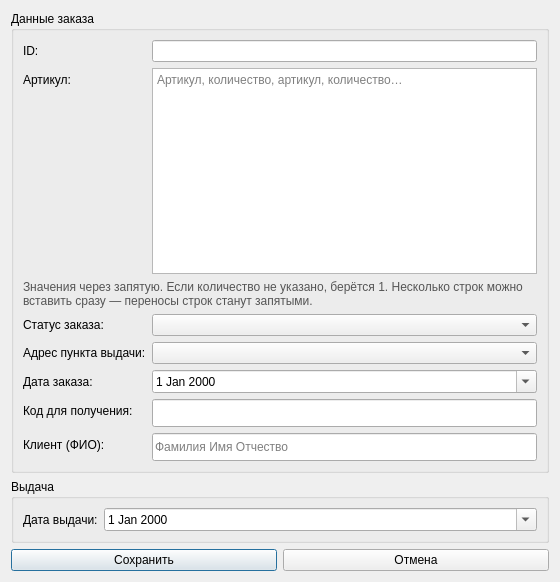
Old version of the form UI/order_form.ui in the repository Oxxy63m/demka2.
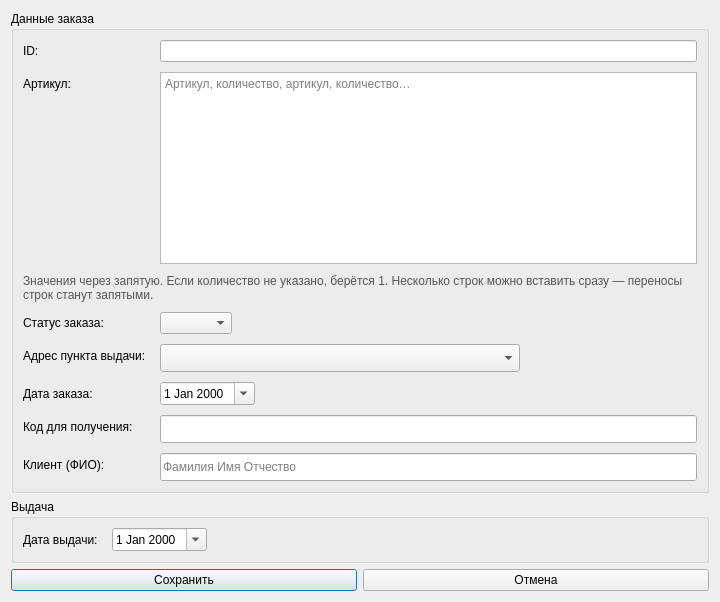
New version of the form.

```diff
--- a/UI/order_form.ui
+++ b/UI/order_form.ui
@@ -4,12 +4,20 @@
  <class>OrderEditWindow</class>
  <widget class="QDialog" name="OrderEditWindow">
   <property name="windowTitle"><string>Заказ</string></property>
-  <property name="minimumSize"><size><width>560</width><height>480</height></size></property>
+  <property name="minimumSize"><size><width>720</width><height>580</height></size></property>
   <layout class="QVBoxLayout" name="verticalLayout">
    <item>
     <widget class="QGroupBox" name="left_group">
      <property name="title"><string>Данные заказа</string></property>
      <layout class="QFormLayout" name="formLayout">
+      <property name="horizontalSpacing"><number>14</number></property>
+      <property name="verticalSpacing"><number>10</number></property>
+      <property name="fieldGrowthPolicy">
+       <enum>QFormLayout::FieldGrowthPolicy::ExpandingFieldsGrow</enum>
+      </property>
+      <property name="labelAlignment">
+       <set>Qt::AlignmentFlag::AlignLeft</set>
+      </property>
       <item row="0" column="0"><widget class="QLabel" name="lbl_id"><property name="text"><string>ID:</string></property><property name="wordWrap"><bool>true</bool></property></widget></item>
       <item row="0" column="1"><widget class="QLineEdit" name="id_edit"><property name="readOnly"><bool>true</bool></property></widget></item>
       <item row="1" column="0"><widget class="QLabel" name="lbl_article"><property name="text"><string>Артикул:</string></property><property name="wordWrap"><bool>true</bool></property></widget></item>
@@ -18,7 +26,7 @@
       <item row="3" column="0"><widget class="QLabel" name="lbl_status"><property name="text"><string>Статус заказа:</string></property><property name="wordWrap"><bool>true</bool></property></widget></item>
       <item row="3" column="1"><widget class="QComboBox" name="status_combo"/></item>
       <item row="4" column="0"><widget class="QLabel" name="lbl_pickup"><property name="text"><string>Адрес пункта выдачи:</string></property><property name="wordWrap"><bool>true</bool></property></widget></item>
-      <item row="4" column="1"><widget class="QComboBox" name="pickup_combo"/></item>
+      <item row="4" column="1"><widget class="QComboBox" name="pickup_combo"><property name="minimumSize"><size><width>360</width><height>28</height></size></property></widget></item>
       <item row="5" column="0"><widget class="QLabel" name="lbl_order_date"><property name="text"><string>Дата заказа:</string></property><property name="wordWrap"><bool>true</bool></property></widget></item>
       <item row="5" column="1"><widget class="QDateEdit" name="order_date_edit"><property name="calendarPopup"><bool>true</bool></property></widget></item>
       <item row="6" column="0"><widget class="QLabel" name="lbl_receiver"><property name="text"><string>Код для получения:</string></property><property name="wordWrap"><bool>true</bool></property></widget></item>
@@ -32,6 +40,11 @@
     <widget class="QGroupBox" name="right_group">
      <property name="title"><string>Выдача</string></property>
      <layout class="QFormLayout" name="right_form">
+      <property name="horizontalSpacing"><number>14</number></property>
+      <property name="verticalSpacing"><number>10</number></property>
+      <property name="fieldGrowthPolicy">
+       <enum>QFormLayout::FieldGrowthPolicy::ExpandingFieldsGrow</enum>
+      </property>
       <item row="0" column="0"><widget class="QLabel" name="lbl_delivery"><property name="text"><string>Дата выдачи:</string></property><property name="wordWrap"><bool>true</bool></property></widget></item>
       <item row="0" column="1"><widget class="QDateEdit" name="delivery_date_edit"><property name="calendarPopup"><bool>true</bool></property></widget></item>
      </layout>
```
